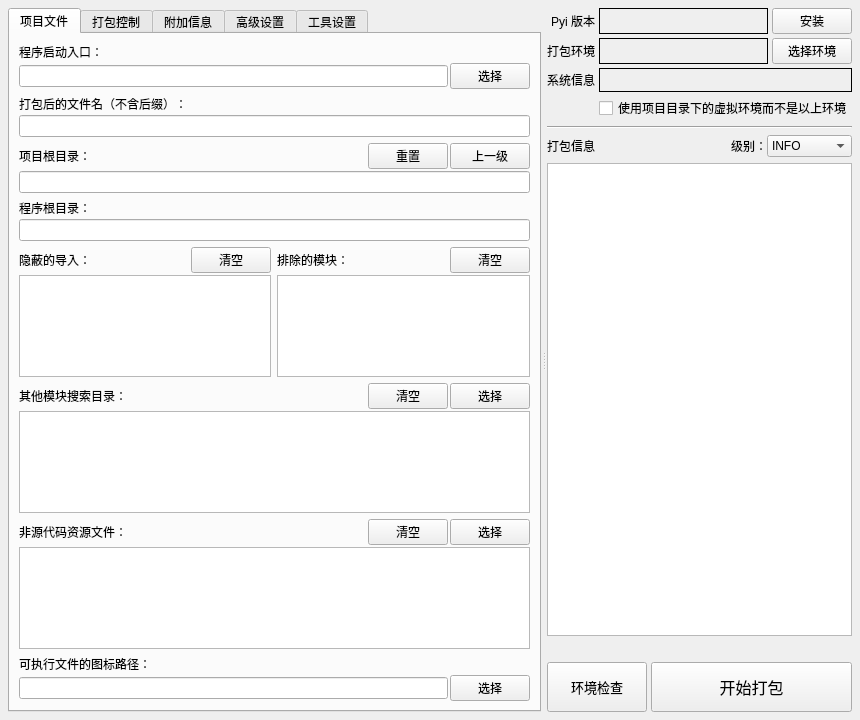
Old version of the form source/awespykit/ui/pyinstaller_tool.ui in the repository hrpzcf/AwesomePyKit.
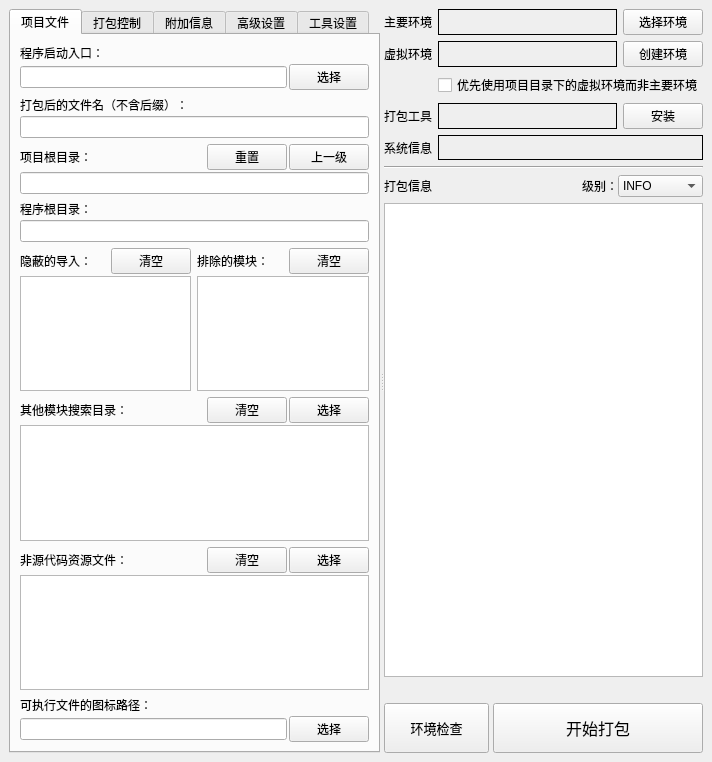
New version of the form.

Commit message: 程序打包工具新增一栏用于显示项目虚拟环境信息；“打包环境”改为“主要环境”；“Pyi信息”改为“打包工具”，由主要环境和虚拟环境共享

Patch:
```diff
--- a/source/awespykit/ui/pyinstaller_tool.ui
+++ b/source/awespykit/ui/pyinstaller_tool.ui
@@ -9,8 +9,8 @@
    <rect>
     <x>0</x>
     <y>0</y>
-    <width>860</width>
-    <height>720</height>
+    <width>712</width>
+    <height>762</height>
    </rect>
   </property>
   <property name="font">
@@ -22,27 +22,12 @@
    <string>程序打包工具</string>
   </property>
   <widget class="QWidget" name="centralwidget">
-   <layout class="QVBoxLayout" name="verticalLayout_18">
-    <property name="leftMargin">
-     <number>8</number>
-    </property>
-    <property name="topMargin">
-     <number>8</number>
-    </property>
-    <property name="rightMargin">
-     <number>8</number>
-    </property>
-    <property name="bottomMargin">
-     <number>8</number>
-    </property>
+   <layout class="QHBoxLayout" name="horizontalLayout_35">
     <item>
      <widget class="QSplitter" name="splitter">
       <property name="orientation">
        <enum>Qt::Horizontal</enum>
       </property>
-      <property name="handleWidth">
-       <number>6</number>
-      </property>
       <widget class="QTabWidget" name="tabWidget">
        <property name="currentIndex">
         <number>0</number>
@@ -1205,37 +1190,18 @@
       <widget class="QWidget" name="layoutWidget">
        <layout class="QVBoxLayout" name="verticalLayout_6">
         <item>
-         <layout class="QGridLayout" name="gridLayout_2">
-          <property name="spacing">
-           <number>4</number>
-          </property>
-          <item row="2" column="1">
-           <widget class="QLabel" name="lb_platform_info">
-            <property name="minimumSize">
-             <size>
-              <width>0</width>
-              <height>24</height>
-             </size>
-            </property>
-            <property name="toolTip">
-             <string>操作系统的版本信息。</string>
-            </property>
-            <property name="frameShape">
-             <enum>QFrame::Box</enum>
-            </property>
-           </widget>
-          </item>
+         <layout class="QGridLayout" name="gridLayout">
           <item row="0" column="0">
-           <widget class="QLabel" name="label_16">
+           <widget class="QLabel" name="label_6">
             <property name="text">
-             <string>Pyi 版本</string>
+             <string>主要环境</string>
             </property>
             <property name="alignment">
              <set>Qt::AlignRight|Qt::AlignTrailing|Qt::AlignVCenter</set>
             </property>
            </widget>
           </item>
-          <item row="1" column="1">
+          <item row="0" column="1">
            <layout class="QHBoxLayout" name="horizontalLayout" stretch="9,0">
             <item>
              <widget class="QLabel" name="lb_py_info">
@@ -1262,14 +1228,61 @@
             </item>
            </layout>
           </item>
-          <item row="3" column="1">
+          <item row="1" column="0">
+           <widget class="QLabel" name="label_30">
+            <property name="text">
+             <string>虚拟环境</string>
+            </property>
+            <property name="alignment">
+             <set>Qt::AlignRight|Qt::AlignTrailing|Qt::AlignVCenter</set>
+            </property>
+           </widget>
+          </item>
+          <item row="1" column="1">
+           <layout class="QHBoxLayout" name="horizontalLayout_33" stretch="1,0">
+            <item>
+             <widget class="QLabel" name="uiLabel_venv_info">
+              <property name="toolTip">
+               <string>此处的“虚拟环境”仅指在你的项目目录下创建的 Python 环境，而非所有广义上的虚拟环境。</string>
+              </property>
+              <property name="frameShape">
+               <enum>QFrame::Box</enum>
+              </property>
+              <property name="text">
+               <string/>
+              </property>
+             </widget>
+            </item>
+            <item>
+             <widget class="QPushButton" name="uiPushButton_create_venv">
+              <property name="toolTip">
+               <string>在项目根目录下创建一个 venv 虚拟环境并在其中安装你的程序的依赖。</string>
+              </property>
+              <property name="text">
+               <string>创建环境</string>
+              </property>
+             </widget>
+            </item>
+           </layout>
+          </item>
+          <item row="2" column="1">
            <widget class="QCheckBox" name="cb_prioritize_venv">
             <property name="text">
-             <string>使用项目目录下的虚拟环境而不是以上环境</string>
+             <string>优先使用项目目录下的虚拟环境而非主要环境</string>
             </property>
            </widget>
           </item>
-          <item row="0" column="1">
+          <item row="3" column="0">
+           <widget class="QLabel" name="label_16">
+            <property name="text">
+             <string>打包工具</string>
+            </property>
+            <property name="alignment">
+             <set>Qt::AlignRight|Qt::AlignTrailing|Qt::AlignVCenter</set>
+            </property>
+           </widget>
+          </item>
+          <item row="3" column="1">
            <layout class="QHBoxLayout" name="horizontalLayout_2" stretch="9,0">
             <item>
              <widget class="QLabel" name="lb_pyi_info">
@@ -1293,7 +1306,7 @@
             </item>
            </layout>
           </item>
-          <item row="2" column="0">
+          <item row="4" column="0">
            <widget class="QLabel" name="label_15">
             <property name="text">
              <string>系统信息</string>
@@ -1303,13 +1316,19 @@
             </property>
            </widget>
           </item>
-          <item row="1" column="0">
-           <widget class="QLabel" name="label_6">
-            <property name="text">
-             <string>打包环境</string>
+          <item row="4" column="1">
+           <widget class="QLabel" name="lb_platform_info">
+            <property name="minimumSize">
+             <size>
+              <width>0</width>
+              <height>25</height>
+             </size>
             </property>
-            <property name="alignment">
-             <set>Qt::AlignRight|Qt::AlignTrailing|Qt::AlignVCenter</set>
+            <property name="toolTip">
+             <string>操作系统的版本信息，由内置 platform 模块提供。</string>
+            </property>
+            <property name="frameShape">
+             <enum>QFrame::Box</enum>
             </property>
            </widget>
           </item>
@@ -1420,11 +1439,7 @@
         <item>
          <layout class="QHBoxLayout" name="horizontalLayout_4" stretch="0,1">
           <item>
-           <widget class="QLabel" name="lb_running_gif">
-            <property name="alignment">
-             <set>Qt::AlignRight|Qt::AlignTrailing|Qt::AlignVCenter</set>
-            </property>
-           </widget>
+           <widget class="QLabel" name="lb_running_gif"/>
           </item>
           <item>
            <widget class="QLabel" name="lb_running_tip"/>
```
Left out of the diff: 9 changed lines with no effect on the pictures. The commit also changes 8 other files.
